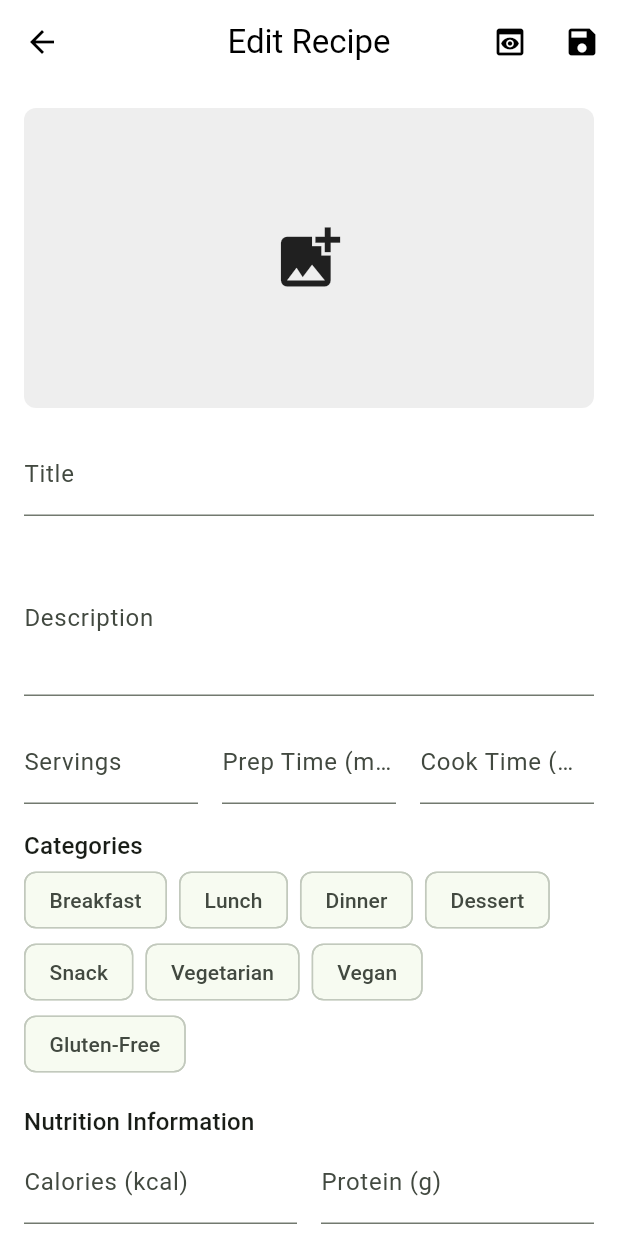
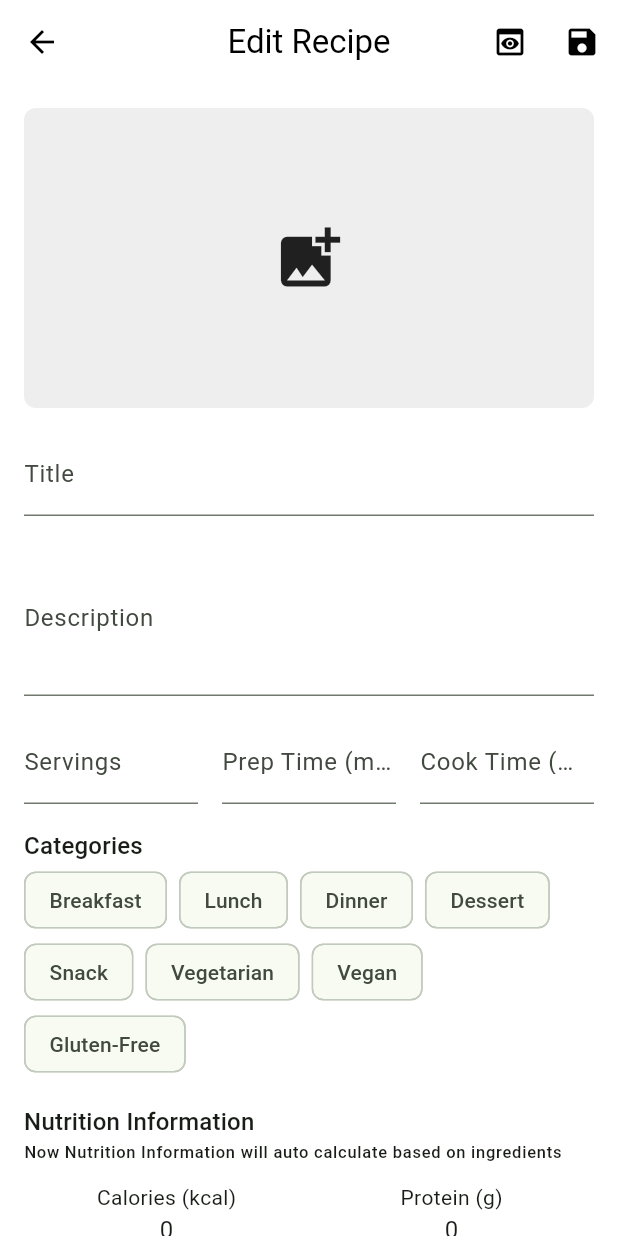
Before and after one commit to khairi143/Trifushion, a Flutter app: the _EditRecipePageBody screen opened directly, on a phone screen of 412 x 824 dp. Run offline on Flutter 3.47's test engine with Material 3 defaults, Android fonts, the phone set to English and light mode, and no system bars; our stand-ins replace chewie, cloud_firestore, firebase_auth, firebase_core, firebase_storage, image_picker and 3 more; missing offline and left inert: dart:html, dart:js_interop, video_compress; accounts and stored records are empty; network calls fail.

Commit message:
edit recipe update

```diff
--- a/lib/view/recipe/recipe_detail_page.dart
+++ b/lib/view/recipe/recipe_detail_page.dart
@@ -53,7 +53,7 @@ class _RecipeDetailPageState extends State<RecipeDetailPage>
                 CustomScrollView(
                   slivers: [
                     SliverAppBar(
-                      expandedHeight: 280,
+                      expandedHeight: 300,
                       pinned: true,
                       stretch: true,
                       backgroundColor: Colors.white,
@@ -64,7 +64,7 @@ class _RecipeDetailPageState extends State<RecipeDetailPage>
                               : 'https://via.placeholder.com/400x300?text=No+Image',
                           fit: BoxFit.cover,
                           width: double.infinity,
-                          height: 280,
+                          height: 300,
                         ),
                       ),
                       leading: Padding(
--- a/lib/view/recipe/recipe_edit_page.dart
+++ b/lib/view/recipe/recipe_edit_page.dart
@@ -206,22 +206,49 @@ class _EditRecipePageBodyState extends State<_EditRecipePageBody> {
                   // Nutrition Info
                   Text('Nutrition Information',
                       style: Theme.of(context).textTheme.titleMedium),
+                  Text(
+                      'Now Nutrition Information will auto calculate based on ingredients',
+                      style: Theme.of(context).textTheme.labelSmall),
                   Row(
                     children: [
                       Expanded(
-                        child: TextFormField(
-                          controller: viewModel.caloriesController,
-                          decoration:
-                              InputDecoration(labelText: 'Calories (kcal)'),
-                          keyboardType: TextInputType.number,
+                        child: Container(
+                          padding: EdgeInsets.symmetric(vertical: 12),
+                          alignment: Alignment.center,
+                          child: Column(
+                            mainAxisSize: MainAxisSize.min,
+                            children: [
+                              Text('Calories (kcal)',
+                                  style:
+                                      Theme.of(context).textTheme.bodyMedium),
+                              Text(
+                                viewModel.caloriesController.text.isEmpty
+                                    ? '0'
+                                    : viewModel.caloriesController.text,
+                                style: Theme.of(context).textTheme.bodyLarge,
+                              ),
+                            ],
+                          ),
                         ),
                       ),
-                      SizedBox(width: 16),
                       Expanded(
-                        child: TextFormField(
-                          controller: viewModel.proteinController,
-                          decoration: InputDecoration(labelText: 'Protein (g)'),
-                          keyboardType: TextInputType.number,
+                        child: Container(
+                          padding: EdgeInsets.symmetric(vertical: 12),
+                          alignment: Alignment.center,
+                          child: Column(
+                            mainAxisSize: MainAxisSize.min,
+                            children: [
+                              Text('Protein (g)',
+                                  style:
+                                      Theme.of(context).textTheme.bodyMedium),
+                              Text(
+                                viewModel.proteinController.text.isEmpty
+                                    ? '0'
+                                    : viewModel.proteinController.text,
+                                style: Theme.of(context).textTheme.bodyLarge,
+                              ),
+                            ],
+                          ),
                         ),
                       ),
                     ],
@@ -230,18 +257,43 @@ class _EditRecipePageBodyState extends State<_EditRecipePageBody> {
                   Row(
                     children: [
                       Expanded(
-                        child: TextFormField(
-                          controller: viewModel.carbsController,
-                          decoration: InputDecoration(labelText: 'Carbs (g)'),
-                          keyboardType: TextInputType.number,
+                        child: Container(
+                          padding: EdgeInsets.symmetric(vertical: 12),
+                          alignment: Alignment.center,
+                          child: Column(
+                            mainAxisSize: MainAxisSize.min,
+                            children: [
+                              Text('Carbs (g)',
+                                  style:
+                                      Theme.of(context).textTheme.bodyMedium),
+                              Text(
+                                viewModel.carbsController.text.isEmpty
+                                    ? '0'
+                                    : viewModel.carbsController.text,
+                                style: Theme.of(context).textTheme.bodyLarge,
+                              ),
+                            ],
+                          ),
                         ),
                       ),
-                      SizedBox(width: 16),
                       Expanded(
-                        child: TextFormField(
-                          controller: viewModel.fatController,
-                          decoration: InputDecoration(labelText: 'Fat (g)'),
-                          keyboardType: TextInputType.number,
+                        child: Container(
+                          padding: EdgeInsets.symmetric(vertical: 12),
+                          alignment: Alignment.center,
+                          child: Column(
+                            mainAxisSize: MainAxisSize.min,
+                            children: [
+                              Text('Fat (g)',
+                                  style:
+                                      Theme.of(context).textTheme.bodyMedium),
+                              Text(
+                                viewModel.fatController.text.isEmpty
+                                    ? '0'
+                                    : viewModel.fatController.text,
+                                style: Theme.of(context).textTheme.bodyLarge,
+                              ),
+                            ],
+                          ),
                         ),
                       ),
                     ],
```
Also changed, not shown: lib/view_models/recipe_edit_form_vm.dart (+25 -23 lines).
